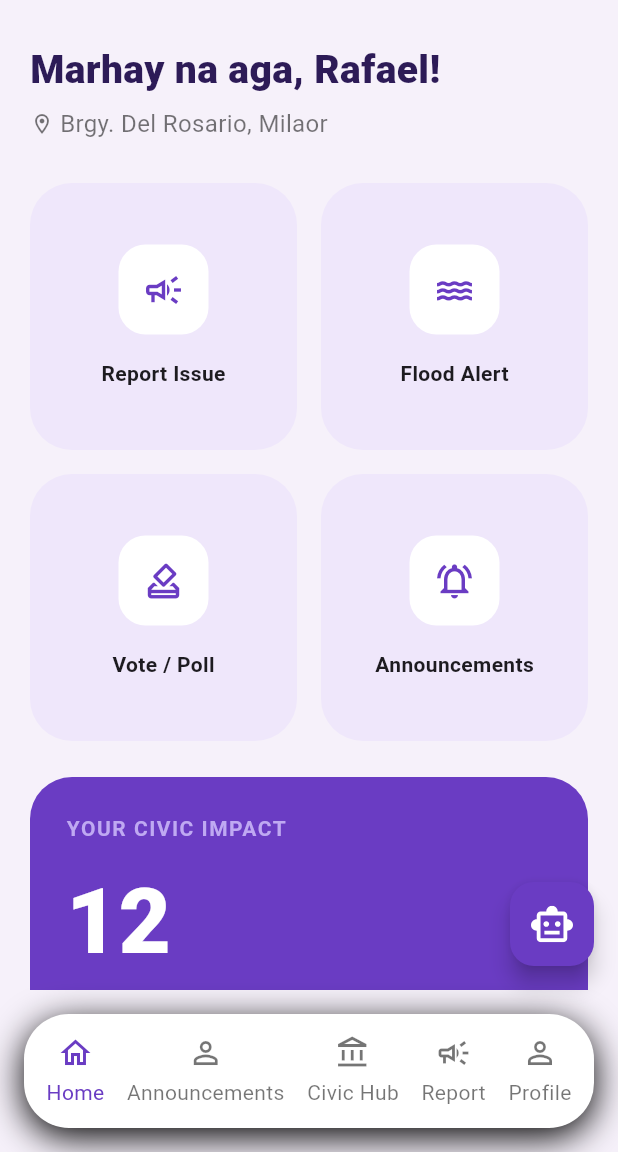
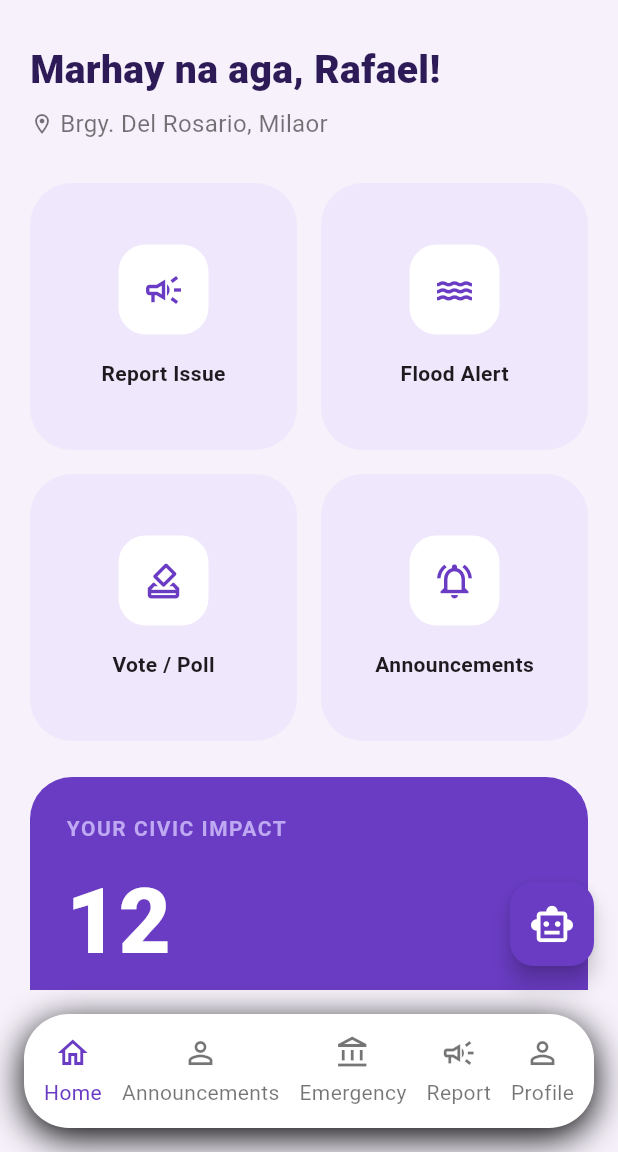
Before and after one commit to jmcallo-dev/may_laud, a Flutter app: the HomeDashboard screen opened directly, on a phone screen of 412 x 824 dp, the part 84-1236 px from its top. Run offline on Flutter 3.47's test engine with Material 3 defaults, Android fonts, the phone set to English and light mode, and no system bars; our stand-ins replace flutter_svg; network calls fail.

Commit message:
changes for production

```diff
--- a/lib/user_login/home.dart
+++ b/lib/user_login/home.dart
@@ -1,6 +1,7 @@
 import 'package:flutter/material.dart';
 import 'package:may_laud/user_login/screens/chatbot.dart';
 import 'package:flutter_svg/flutter_svg.dart';
+import 'package:may_laud/user_login/screens/announcement.dart';
 
 class HomeDashboard extends StatelessWidget {
   const HomeDashboard({super.key});
@@ -48,11 +49,27 @@ class HomeDashboard extends StatelessWidget {
         child: Row(
           mainAxisAlignment: MainAxisAlignment.spaceEvenly,
           children: [
-            _navItem(Icons.home_outlined, 'Home', true),
-            _navItem(Icons.person_outline, 'Announcements', false),
-            _navItem(Icons.account_balance_outlined, 'Civic Hub', false),
-            _navItem(Icons.campaign_outlined, 'Report', false),
-            _navItem(Icons.person_outline, 'Profile', false),
+            _navItem(Icons.home_outlined, 'Home', true, onTap: () {
+              // Already on home screen
+            }),
+            _navItem(Icons.person_outline, 'Announcements', false, onTap: () {
+              Navigator.push(
+                context,
+                MaterialPageRoute(
+                  builder: (context) => AnnouncementScreen(),
+                ),
+              );
+            }),
+            _navItem(Icons.account_balance_outlined, 'Emergency', false,
+                onTap: () {
+              // Add navigation for Emergency screen here
+            }),
+            _navItem(Icons.campaign_outlined, 'Report', false, onTap: () {
+              // Add navigation for Report screen here
+            }),
+            _navItem(Icons.person_outline, 'Profile', false, onTap: () {
+              // Add navigation for Profile screen here
+            }),
           ],
         ),
       ),
@@ -114,7 +131,7 @@ class HomeDashboard extends StatelessWidget {
                 mainAxisSpacing: 16,
                 crossAxisSpacing: 16,
                 childAspectRatio: 1,
-                children: const [
+                children: [
                   _ActionCard(
                       icon: Icons.campaign_outlined, title: 'Report Issue'),
                   _ActionCard(icon: Icons.water, title: 'Flood Alert'),
@@ -122,7 +139,15 @@ class HomeDashboard extends StatelessWidget {
                       icon: Icons.how_to_vote_outlined, title: 'Vote / Poll'),
                   _ActionCard(
                       icon: Icons.notifications_active_outlined,
-                      title: 'Announcements'),
+                      title: 'Announcements',
+                      onTap: () {
+                        Navigator.push(
+                          context,
+                          MaterialPageRoute(
+                            builder: (context) => AnnouncementScreen(),
+                          ),
+                        );
+                      }),
                 ],
               ),
               const SizedBox(height: 24),
@@ -337,8 +362,11 @@ class HomeDashboard extends StatelessWidget {
     );
   }
 
-  Widget _navItem(IconData icon, String label, bool active) {
-    return Column(
+  Widget _navItem(IconData icon, String label, bool active,
+      {VoidCallback? onTap}) {
+    return GestureDetector(
+      onTap: onTap,
+      child: Column(
         mainAxisSize: MainAxisSize.min,
         children: [
           Icon(icon, color: active ? const Color(0xFF6A3CC3) : Colors.black54),
@@ -347,6 +375,7 @@ class HomeDashboard extends StatelessWidget {
               style: TextStyle(
                   color: active ? const Color(0xFF6A3CC3) : Colors.black54)),
         ],
+      ),
     );
   }
 }
@@ -354,11 +383,14 @@ class HomeDashboard extends StatelessWidget {
 class _ActionCard extends StatelessWidget {
   final IconData icon;
   final String title;
-  const _ActionCard({required this.icon, required this.title});
+  final VoidCallback? onTap;
+  const _ActionCard({required this.icon, required this.title, this.onTap});
 
   @override
   Widget build(BuildContext context) {
-    return Container(
+    return GestureDetector(
+      onTap: onTap,
+      child: Container(
         decoration: BoxDecoration(
           color: const Color(0xFFEFE7FB),
           borderRadius: BorderRadius.circular(28),
@@ -377,6 +409,7 @@ class _ActionCard extends StatelessWidget {
             const SizedBox(height: 16),
             Text(title, style: const TextStyle(fontWeight: FontWeight.w700)),
           ],
+        ),
       ),
     );
   }
--- a/lib/user_login/screens/chatbot.dart
+++ b/lib/user_login/screens/chatbot.dart
@@ -27,7 +27,7 @@ class ChatBot extends StatelessWidget {
                       crossAxisAlignment: CrossAxisAlignment.start,
                       children: const [
                         Text(
-                          'May-Laud Concierge',
+                          'May-Laud Assistant',
                           style: TextStyle(
                             fontSize: 24,
                             fontWeight: FontWeight.w700,
@@ -90,7 +90,7 @@ class ChatBot extends StatelessWidget {
                     ),
                     const SizedBox(height: 40),
                     const Text(
-                      'Concierge',
+                      'Assistant',
                       style: TextStyle(
                         color: Color(0xFF5B21B6),
                         fontWeight: FontWeight.w700,
```
Lines whose indentation alone changed are shown as unchanged.
